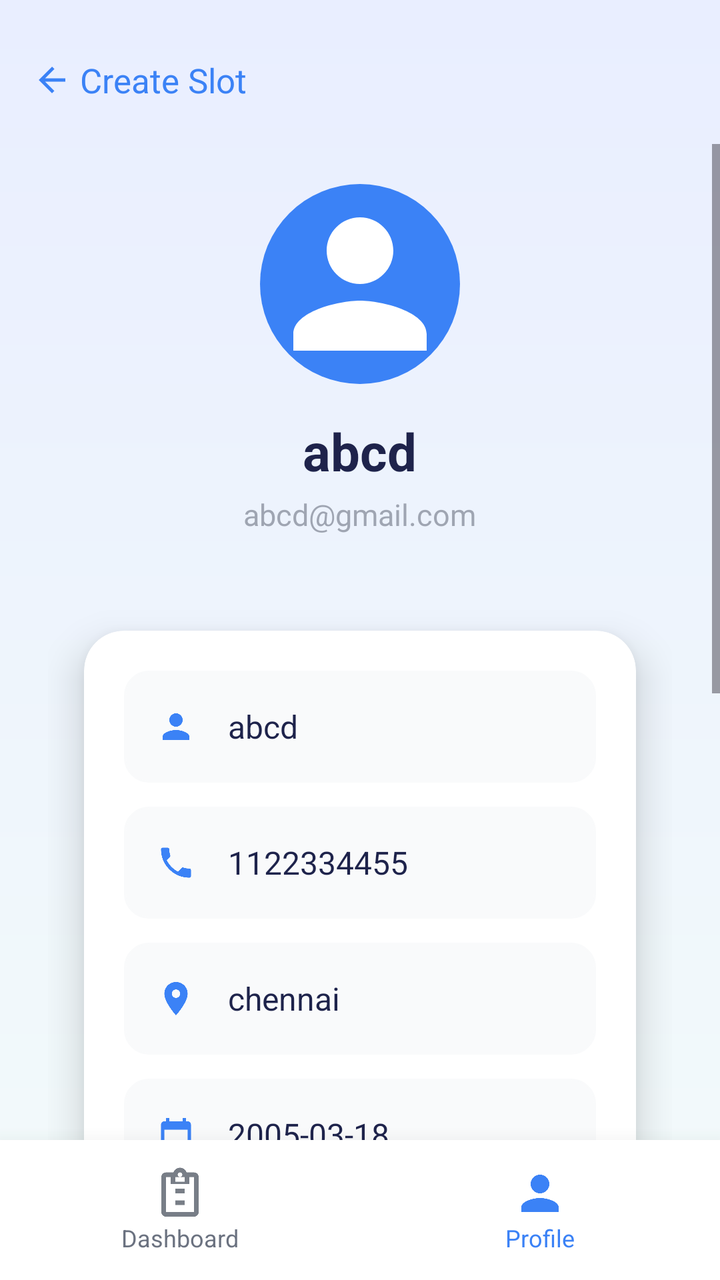
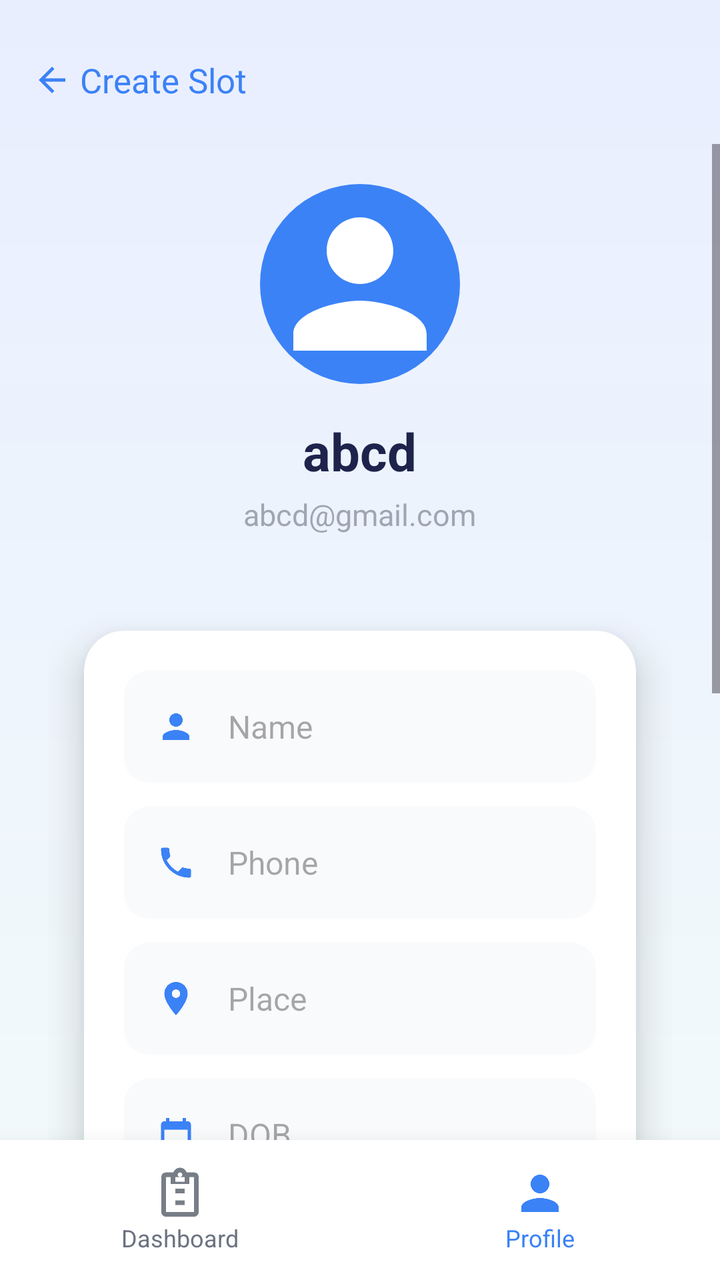

Screens rendered from an Android XML layout before and after an edit, with the pre-edit source and the edit as a unified diff.
<!-- AndroidManifest.xml: application theme Theme.Rooyify -->
<!-- res/layout/activity_doctor_profile.xml -->
<?xml version="1.0" encoding="utf-8"?>
<androidx.constraintlayout.widget.ConstraintLayout xmlns:android="http://schemas.android.com/apk/res/android"
    xmlns:app="http://schemas.android.com/apk/res-auto"
    xmlns:tools="http://schemas.android.com/tools"
    android:layout_width="match_parent"
    android:layout_height="match_parent"
    android:background="@drawable/bg_gradient"
    tools:context=".DoctorProfileActivity">

    
    <RelativeLayout
        android:id="@+id/header"
        android:layout_width="match_parent"
        android:layout_height="?attr/actionBarSize"
        android:layout_marginTop="8dp"
        app:layout_constraintTop_toTopOf="parent">

        <LinearLayout
            android:id="@+id/btn_back"
            android:layout_width="wrap_content"
            android:layout_height="match_parent"
            android:layout_alignParentStart="true"
            android:clickable="true"
            android:focusable="true"
            android:gravity="center_vertical"
            android:orientation="horizontal"
            android:paddingHorizontal="16dp">

            <ImageView
                android:layout_width="20dp"
                android:layout_height="20dp"
                android:src="@drawable/ic_back"
                app:tint="@color/primary_blue_start" />

            <TextView
                android:layout_width="wrap_content"
                android:layout_height="wrap_content"
                android:layout_marginStart="4dp"
                android:text="Create Slot"
                android:textColor="@color/primary_blue_start"
                android:textSize="17sp" />
        </LinearLayout>
    </RelativeLayout>

    <ScrollView
        android:layout_width="match_parent"
        android:layout_height="0dp"
        android:clipToPadding="false"
        app:layout_constraintBottom_toTopOf="@id/bottom_nav"
        app:layout_constraintTop_toBottomOf="@id/header">

        <LinearLayout
            android:layout_width="match_parent"
            android:layout_height="wrap_content"
            android:gravity="center_horizontal"
            android:orientation="vertical"
            android:paddingHorizontal="24dp"
            android:paddingTop="20dp"
            android:paddingBottom="40dp">

            
            <ImageView
                android:id="@+id/iv_avatar"
                android:layout_width="100dp"
                android:layout_height="100dp"
                android:background="@drawable/bg_circle_blue"
                android:padding="0dp"
                android:scaleType="centerCrop"
                android:src="@drawable/ic_user"
                app:tint="@color/white" />

            <TextView
                android:id="@+id/tv_name"
                android:layout_width="wrap_content"
                android:layout_height="wrap_content"
                android:layout_marginTop="16dp"
                android:text="abcd"
                android:textColor="@color/text_title"
                android:textSize="26sp"
                android:textStyle="bold" />

            <TextView
                android:id="@+id/tv_email"
                android:layout_width="wrap_content"
                android:layout_height="wrap_content"
                android:layout_marginTop="4dp"
                android:alpha="0.6"
                android:text="abcd@gmail.com"
                android:textColor="@color/text_subtitle"
                android:textSize="15sp" />

            
            <androidx.cardview.widget.CardView
                android:layout_width="match_parent"
                android:layout_height="wrap_content"
                android:layout_marginTop="24dp"
                app:cardCornerRadius="20dp"
                app:cardElevation="12dp"
                app:cardUseCompatPadding="true">

                <LinearLayout
                    android:layout_width="match_parent"
                    android:layout_height="wrap_content"
                    android:orientation="vertical"
                    android:padding="20dp">

                    
                    <LinearLayout
                        android:layout_width="match_parent"
                        android:layout_height="56dp"
                        android:background="@drawable/bg_edittext"
                        android:backgroundTint="#F9FAFB"
                        android:gravity="center_vertical"
                        android:orientation="horizontal"
                        android:paddingHorizontal="16dp">

                        <ImageView
                            android:layout_width="20dp"
                            android:layout_height="20dp"
                            android:src="@drawable/ic_user"
                            app:tint="@color/primary_blue_start" />

                        <TextView
                            android:layout_width="wrap_content"
                            android:layout_height="wrap_content"
                            android:layout_marginStart="16dp"
                            android:text="abcd"
                            android:textColor="@color/text_title"
                            android:textSize="16sp" />
                    </LinearLayout>

                    
                    <LinearLayout
                        android:layout_width="match_parent"
                        android:layout_height="56dp"
                        android:layout_marginTop="12dp"
                        android:background="@drawable/bg_edittext"
                        android:backgroundTint="#F9FAFB"
                        android:gravity="center_vertical"
                        android:orientation="horizontal"
                        android:paddingHorizontal="16dp">

                        <ImageView
                            android:layout_width="20dp"
                            android:layout_height="20dp"
                            android:src="@drawable/ic_phone"
                            app:tint="@color/primary_blue_start" />

                        <TextView
                            android:layout_width="wrap_content"
                            android:layout_height="wrap_content"
                            android:layout_marginStart="16dp"
                            android:text="1122334455"
                            android:textColor="@color/text_title"
                            android:textSize="16sp" />
                    </LinearLayout>

                    
                    <LinearLayout
                        android:layout_width="match_parent"
                        android:layout_height="56dp"
                        android:layout_marginTop="12dp"
                        android:background="@drawable/bg_edittext"
                        android:backgroundTint="#F9FAFB"
                        android:gravity="center_vertical"
                        android:orientation="horizontal"
                        android:paddingHorizontal="16dp">

                        <ImageView
                            android:layout_width="20dp"
                            android:layout_height="20dp"
                            android:src="@drawable/ic_location"
                            app:tint="@color/primary_blue_start" />

                        <TextView
                            android:layout_width="wrap_content"
                            android:layout_height="wrap_content"
                            android:layout_marginStart="16dp"
                            android:text="chennai"
                            android:textColor="@color/text_title"
                            android:textSize="16sp" />
                    </LinearLayout>

                    
                    <LinearLayout
                        android:layout_width="match_parent"
                        android:layout_height="56dp"
                        android:layout_marginTop="12dp"
                        android:background="@drawable/bg_edittext"
                        android:backgroundTint="#F9FAFB"
                        android:gravity="center_vertical"
                        android:orientation="horizontal"
                        android:paddingHorizontal="16dp">

                        <ImageView
                            android:layout_width="20dp"
                            android:layout_height="20dp"
                            android:src="@drawable/ic_calendar"
                            app:tint="@color/primary_blue_start" />

                        <TextView
                            android:layout_width="wrap_content"
                            android:layout_height="wrap_content"
                            android:layout_marginStart="16dp"
                            android:text="2005-03-18"
                            android:textColor="@color/text_title"
                            android:textSize="16sp" />
                    </LinearLayout>

                    <androidx.appcompat.widget.AppCompatButton
                        android:id="@+id/btn_update_profile"
                        android:layout_width="match_parent"
                        android:layout_height="56dp"
                        android:layout_marginTop="24dp"
                        android:background="@drawable/bg_button_blue"
                        android:text="Update Profile"
                        android:textAllCaps="false"
                        android:textColor="@color/white"
                        android:textSize="16sp"
                        android:textStyle="bold" />

                </LinearLayout>
            </androidx.cardview.widget.CardView>

            
            <androidx.cardview.widget.CardView
                android:layout_width="match_parent"
                android:layout_height="wrap_content"
                android:layout_marginTop="12dp"
                app:cardCornerRadius="20dp"
                app:cardElevation="12dp"
                app:cardUseCompatPadding="true">

                <LinearLayout
                    android:layout_width="match_parent"
                    android:layout_height="wrap_content"
                    android:orientation="vertical"
                    android:padding="20dp">

                    <androidx.appcompat.widget.AppCompatButton
                        android:id="@+id/btn_delete_account"
                        android:layout_width="match_parent"
                        android:layout_height="52dp"
                        android:background="@drawable/bg_edittext"
                        android:backgroundTint="#E5E7EB"
                        android:drawableStart="@drawable/ic_trash"
                        android:drawablePadding="-20dp"
                        android:paddingStart="24dp"
                        android:paddingEnd="24dp"
                        android:text="Delete Account"
                        android:textAllCaps="false"
                        android:textColor="#EF4444"
                        android:textSize="16sp"
                        android:textStyle="bold" />

                    <androidx.appcompat.widget.AppCompatButton
                        android:id="@+id/btn_logout"
                        android:layout_width="match_parent"
                        android:layout_height="52dp"
                        android:layout_marginTop="12dp"
                        android:background="@drawable/bg_button_blue"
                        android:drawableStart="@drawable/ic_arrow_left_circle"
                        android:drawablePadding="-20dp"
                        android:paddingStart="24dp"
                        android:paddingEnd="24dp"
                        android:text="Logout"
                        android:textAllCaps="false"
                        android:textColor="@color/white"
                        android:textSize="16sp"
                        android:textStyle="bold" />

                </LinearLayout>
            </androidx.cardview.widget.CardView>

        </LinearLayout>
    </ScrollView>

    <LinearLayout
        android:id="@+id/bottom_nav"
        android:layout_width="match_parent"
        android:layout_height="70dp"
        android:background="@color/white"
        android:elevation="16dp"
        android:orientation="horizontal"
        app:layout_constraintBottom_toBottomOf="parent">

        <LinearLayout
            android:id="@+id/nav_dashboard"
            android:layout_width="0dp"
            android:layout_height="match_parent"
            android:layout_weight="1"
            android:clickable="true"
            android:focusable="true"
            android:gravity="center"
            android:orientation="vertical">

            <ImageView
                android:layout_width="28dp"
                android:layout_height="28dp"
                android:alpha="0.6"
                android:src="@drawable/ic_doctor" />

            <TextView
                android:layout_width="wrap_content"
                android:layout_height="wrap_content"
                android:text="Dashboard"
                android:textColor="@color/text_subtitle"
                android:textSize="12sp" />
        </LinearLayout>

        <LinearLayout
            android:id="@+id/nav_profile"
            android:layout_width="0dp"
            android:layout_height="match_parent"
            android:layout_weight="1"
            android:gravity="center"
            android:orientation="vertical">

            <ImageView
                android:layout_width="28dp"
                android:layout_height="28dp"
                android:src="@drawable/ic_user"
                app:tint="@color/primary_blue_start" />

            <TextView
                android:layout_width="wrap_content"
                android:layout_height="wrap_content"
                android:text="Profile"
                android:textColor="@color/primary_blue_start"
                android:textSize="12sp" />
        </LinearLayout>
    </LinearLayout>

</androidx.constraintlayout.widget.ConstraintLayout>
<!-- resources referenced by this layout -->
<resources>
  <color name="primary_blue_start">#3B82F6</color>
  <color name="text_subtitle">#6B7280</color>
  <color name="text_title">#1E234B</color>
  <color name="white">#FFFFFFFF</color>
  <!-- drawable bg_button_blue (drawable) -->
  <?xml version="1.0" encoding="utf-8"?>
  <shape xmlns:android="http://schemas.android.com/apk/res/android">
      <gradient
          android:startColor="#3B82F6"
          android:endColor="#2563EB"
          android:angle="0" />
      <corners android:radius="32dp" />
  </shape>
  <!-- drawable bg_circle_blue (drawable) -->
  <?xml version="1.0" encoding="utf-8"?>
  <shape xmlns:android="http://schemas.android.com/apk/res/android"
      android:shape="oval">
      <solid android:color="#3B82F6" />
  </shape>
  <!-- drawable bg_edittext (drawable) -->
  <?xml version="1.0" encoding="utf-8"?>
  <shape xmlns:android="http://schemas.android.com/apk/res/android">
      <solid android:color="@color/white" />
      <corners android:radius="12dp" />
      <stroke
          android:width="1dp"
          android:color="#E5E7EB" />
  </shape>
  <!-- drawable bg_gradient (drawable) -->
  <?xml version="1.0" encoding="utf-8"?>
  <shape xmlns:android="http://schemas.android.com/apk/res/android">
      <gradient
          android:startColor="@color/bg_top"
          android:endColor="@color/bg_bottom"
          android:angle="270" />
  </shape>
  <!-- drawable ic_back (drawable) -->
  <vector xmlns:android="http://schemas.android.com/apk/res/android"
      android:width="24dp"
      android:height="24dp"
      android:viewportWidth="24"
      android:viewportHeight="24">
      <path
          android:fillColor="#1F2937"
          android:pathData="M20,11H7.83l5.59,-5.59L12,4l-8,8 8,8 1.41,-1.41L7.83,13H20V11Z" />
  </vector>
  <!-- drawable ic_calendar (drawable) -->
  <vector xmlns:android="http://schemas.android.com/apk/res/android"
      android:width="24dp"
      android:height="24dp"
      android:viewportWidth="24"
      android:viewportHeight="24">
      <path
          android:fillColor="#EC4899"
          android:pathData="M19,4H18V2H16V4H8V2H6V4H5C3.89,4 3,4.9 3,6V20C3,21.1 3.89,22 5,22H19C20.1,22 21,21.1 21,20V6C21,4.9 20.1,4 19,4ZM19,20H5V9H19V20Z" />
  </vector>
  <!-- drawable ic_location (drawable) -->
  <vector xmlns:android="http://schemas.android.com/apk/res/android"
      android:width="20dp"
      android:height="20dp"
      android:viewportWidth="24"
      android:viewportHeight="24">
      <path
          android:fillColor="#A855F7"
          android:pathData="M12,2C8.13,2 5,5.13 5,9c0,5.25 7,13 7,13s7,-7.75 7,-13c0,-3.87 -3.13,-7 -7,-7ZM12,11.5c-1.38,0 -2.5,-1.12 -2.5,-2.5s1.12,-2.5 2.5,-2.5 2.5,1.12 2.5,2.5 -1.12,2.5 -2.5,2.5Z" />
  </vector>
  <!-- drawable ic_trash (drawable) -->
  <vector xmlns:android="http://schemas.android.com/apk/res/android"
      android:width="24dp"
      android:height="24dp"
      android:viewportWidth="24"
      android:viewportHeight="24">
      <path
          android:fillColor="#EF4444"
          android:pathData="M6,19c0,1.1 0.9,2 2,2h8c1.1,0 2,-0.9 2,-2V7H6v12zM19,4h-3.5l-1,-1h-5l-1,1H5v2h14V4z" />
  </vector>
  <!-- drawable ic_user (drawable) -->
  <vector xmlns:android="http://schemas.android.com/apk/res/android"
      android:width="20dp"
      android:height="20dp"
      android:viewportWidth="24"
      android:viewportHeight="24">
      <path
          android:fillColor="#FFFFFF"
          android:pathData="M12,12c2.21,0 4,-1.79 4,-4s-1.79,-4 -4,-4 -4,1.79 -4,4 1.79,4 4,4zM12,14c-2.67,0 -8,1.34 -8,4v2h16v-2c0,-2.66 -5.33,-4 -8,-4z" />
  </vector>
  <style name="Theme.Rooyify" parent="Base.Theme.Rooyify" />
  <color name="bg_top">#E9EEFF</color>
  <color name="bg_bottom">#F3FBFA</color>
  <style name="Base.Theme.Rooyify" parent="Theme.Material3.DayNight.NoActionBar">
          
          
      </style>
  <!-- unchanged entries left out for length: 3 -->
</resources>

<!-- the commit's change to res/layout/activity_doctor_profile.xml (unified diff, before → after) -->
@@ -120,13 +120,17 @@
                             android:src="@drawable/ic_user"
                             app:tint="@color/primary_blue_start" />
 
-                        <TextView
-                            android:layout_width="wrap_content"
-                            android:layout_height="wrap_content"
+                        <EditText
+                            android:id="@+id/et_profile_name"
+                            android:layout_width="0dp"
+                            android:layout_height="match_parent"
+                            android:layout_weight="1"
                             android:layout_marginStart="16dp"
-                            android:text="abcd"
+                            android:background="@android:color/transparent"
+                            android:hint="Name"
                             android:textColor="@color/text_title"
-                            android:textSize="16sp" />
+                            android:textSize="16sp"
+                            android:inputType="textPersonName" />
                     </LinearLayout>
 
                     
@@ -146,13 +150,17 @@
                             android:src="@drawable/ic_phone"
                             app:tint="@color/primary_blue_start" />
 
-                        <TextView
-                            android:layout_width="wrap_content"
-                            android:layout_height="wrap_content"
+                        <EditText
+                            android:id="@+id/et_profile_phone"
+                            android:layout_width="0dp"
+                            android:layout_height="match_parent"
+                            android:layout_weight="1"
                             android:layout_marginStart="16dp"
-                            android:text="1122334455"
+                            android:background="@android:color/transparent"
+                            android:hint="Phone"
                             android:textColor="@color/text_title"
-                            android:textSize="16sp" />
+                            android:textSize="16sp"
+                            android:inputType="phone" />
                     </LinearLayout>
 
                     
@@ -172,13 +180,17 @@
                             android:src="@drawable/ic_location"
                             app:tint="@color/primary_blue_start" />
 
-                        <TextView
-                            android:layout_width="wrap_content"
-                            android:layout_height="wrap_content"
+                        <EditText
+                            android:id="@+id/et_profile_place"
+                            android:layout_width="0dp"
+                            android:layout_height="match_parent"
+                            android:layout_weight="1"
                             android:layout_marginStart="16dp"
-                            android:text="chennai"
+                            android:background="@android:color/transparent"
+                            android:hint="Place"
                             android:textColor="@color/text_title"
-                            android:textSize="16sp" />
+                            android:textSize="16sp"
+                            android:inputType="text" />
                     </LinearLayout>
 
                     
@@ -198,13 +210,18 @@
                             android:src="@drawable/ic_calendar"
                             app:tint="@color/primary_blue_start" />
 
-                        <TextView
-                            android:layout_width="wrap_content"
-                            android:layout_height="wrap_content"
+                        <EditText
+                            android:id="@+id/et_profile_dob"
+                            android:layout_width="0dp"
+                            android:layout_height="match_parent"
+                            android:layout_weight="1"
                             android:layout_marginStart="16dp"
-                            android:text="2005-03-18"
+                            android:background="@android:color/transparent"
+                            android:hint="DOB"
                             android:textColor="@color/text_title"
-                            android:textSize="16sp" />
+                            android:textSize="16sp"
+                            android:focusable="false"
+                            android:clickable="true" />
                     </LinearLayout>
 
                     <androidx.appcompat.widget.AppCompatButton
